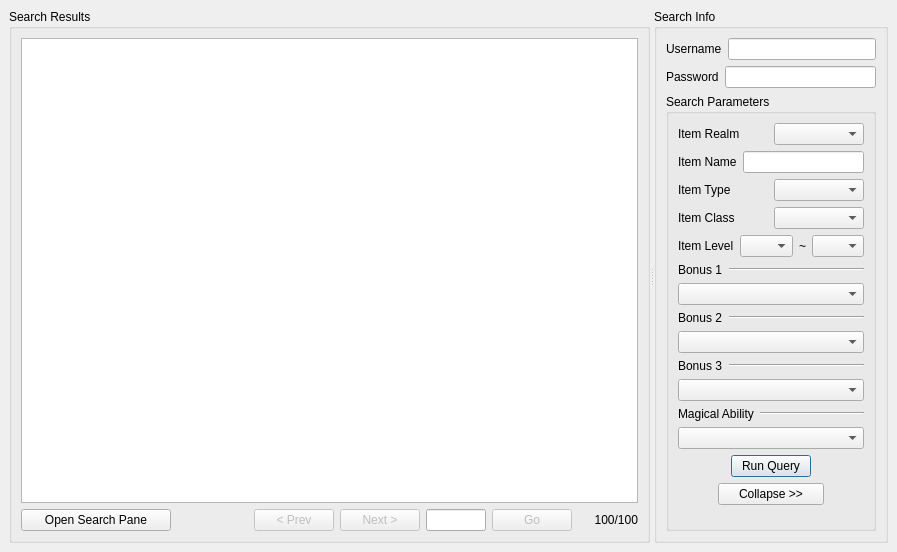
Old version of the form Ethinarg2.ui in the repository tomkins/spellcraftcalc.
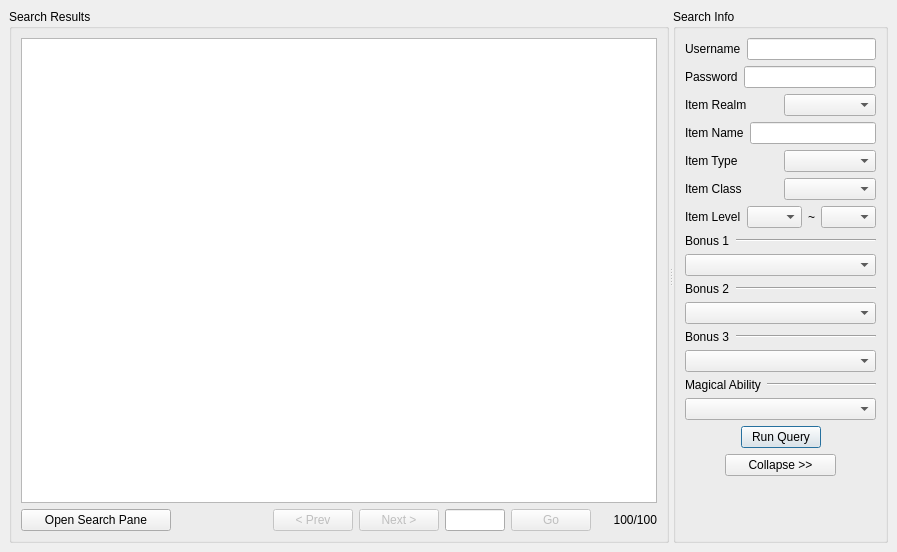
New version of the form. Custom widgets are drawn as their Qt base class.

Commit message: Flatten, since this layout uses less space.

What changed in the file:
```diff
--- a/Ethinarg2.ui
+++ b/Ethinarg2.ui
@@ -265,26 +265,6 @@
            </item>
           </layout>
          </item>
-         <item>
-          <widget class="QGroupBox" name="groupBox_3" >
-           <property name="title" >
-            <string>Search Parameters</string>
-           </property>
-           <layout class="QVBoxLayout" >
-            <property name="margin" >
-             <number>9</number>
-            </property>
-            <property name="spacing" >
-             <number>6</number>
-            </property>
-            <item>
-             <layout class="QVBoxLayout" >
-              <property name="margin" >
-               <number>0</number>
-              </property>
-              <property name="spacing" >
-               <number>6</number>
-              </property>
               <item>
                <layout class="QHBoxLayout" >
                 <property name="margin" >
@@ -787,11 +767,6 @@
                 </property>
                </spacer>
               </item>
-             </layout>
-            </item>
-           </layout>
-          </widget>
-         </item>
         </layout>
        </item>
       </layout>
```
